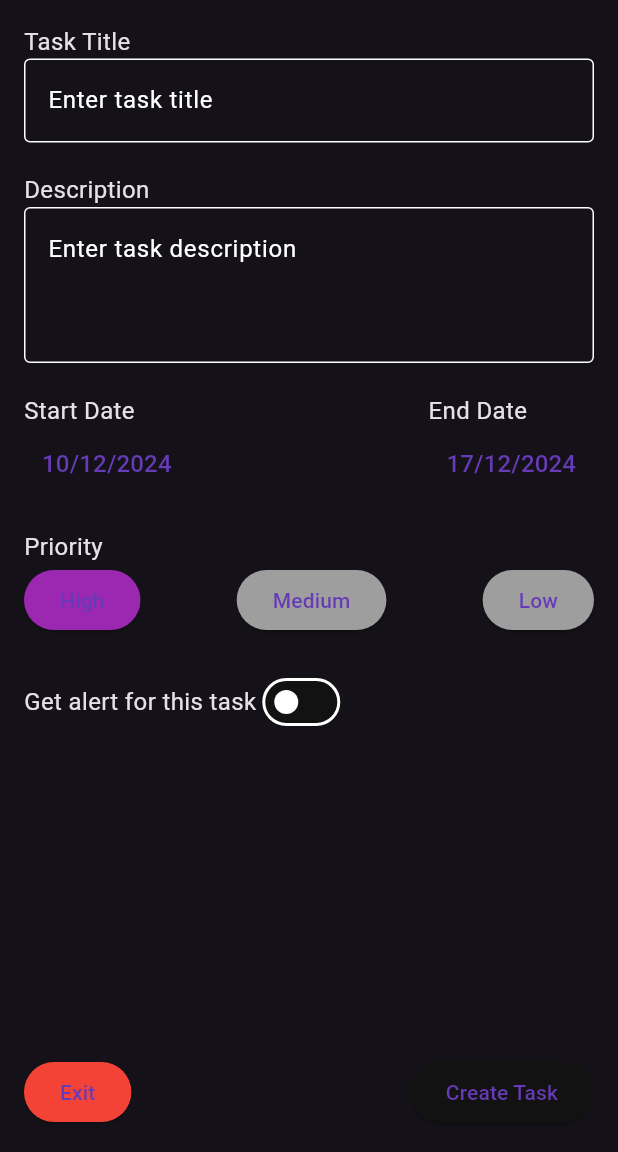
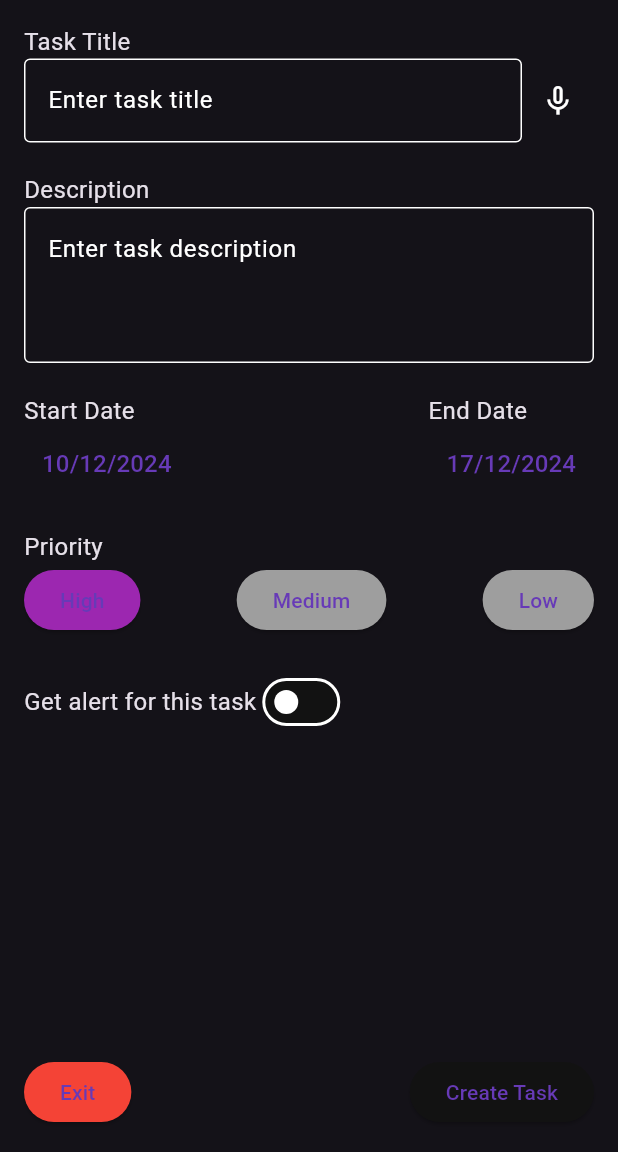
Before and after one commit to StudyPlusPlus/App, a Flutter app: the AddTaskScreen screen opened directly, on a phone screen of 412 x 824 dp, the part 84-1236 px from its top. Run offline on Flutter 3.47's test engine with Material 3 defaults, Android fonts, the light colour scheme and no system bars; our stand-ins replace speech_to_text, sqflite, sqflite_common_ffi; accounts and stored records are empty; network calls fail.

Commit message:
First Try to add listening function

```diff
--- a/studyplusplus/lib/pages/addTask.pages.dart
+++ b/studyplusplus/lib/pages/addTask.pages.dart
@@ -1,5 +1,7 @@
 import 'package:flutter/material.dart';
 import 'package:intl/intl.dart'; // Para formatar a data
+import 'package:speech_to_text/speech_to_text.dart'
+    as stt; // Importação do pacote de reconhecimento de fala
 import '../services/database_services.dart';
 
 // AddTaskScreen widget
@@ -17,6 +19,14 @@ class _AddTaskScreenState extends State<AddTaskScreen> {
   bool _getAlert = false;
   final TextEditingController _titleController = TextEditingController();
   final TextEditingController _descriptionController = TextEditingController();
+  late stt.SpeechToText _speech;
+  bool _isListening = false;
+
+  @override
+  void initState() {
+    super.initState();
+    _speech = stt.SpeechToText();
+  }
 
   // Formata a data para exibição
   String getFormattedDate(DateTime date) {
@@ -41,12 +51,22 @@ class _AddTaskScreenState extends State<AddTaskScreen> {
           crossAxisAlignment: CrossAxisAlignment.start,
           children: [
             const Text('Task Title', style: TextStyle(fontSize: 16)),
-            TextField(
-              controller: _titleController,
-              decoration: const InputDecoration(
-                hintText: 'Enter task title',
-                border: OutlineInputBorder(),
-              ),
+            Row(
+              children: [
+                Expanded(
+                  child: TextField(
+                    controller: _titleController,
+                    decoration: const InputDecoration(
+                      hintText: 'Enter task title',
+                      border: OutlineInputBorder(),
+                    ),
+                  ),
+                ),
+                IconButton(
+                  icon: Icon(_isListening ? Icons.mic : Icons.mic_none),
+                  onPressed: _listen,
+                ),
+              ],
             ),
             const SizedBox(height: 20),
 
@@ -171,6 +191,26 @@ class _AddTaskScreenState extends State<AddTaskScreen> {
     );
   }
 
+  void _listen() async {
+    if (!_isListening) {
+      bool available = await _speech.initialize(
+        onStatus: (val) => print('onStatus: $val'),
+        onError: (val) => print('onError: $val'),
+      );
+      if (available) {
+        setState(() => _isListening = true);
+        _speech.listen(
+          onResult: (val) => setState(() {
+            _titleController.text = val.recognizedWords;
+          }),
+        );
+      }
+    } else {
+      setState(() => _isListening = false);
+      _speech.stop();
+    }
+  }
+
   // Função para criar uma tarefa no banco de dados
   Future<void> _createTask() async {
     final title = _titleController.text;
--- a/studyplusplus/pubspec.yaml
+++ b/studyplusplus/pubspec.yaml
@@ -34,7 +34,7 @@ dependencies:
   path: ^1.9.0
   sqflite_common_ffi: ^2.0.0
   intl: ^0.17.0
-
+  speech_to_text: ^5.5.3
 
 
   # The following adds the Cupertino Icons font to your application.
```
Also changed, not shown: studyplusplus/pubspec.lock, 2 other files.
